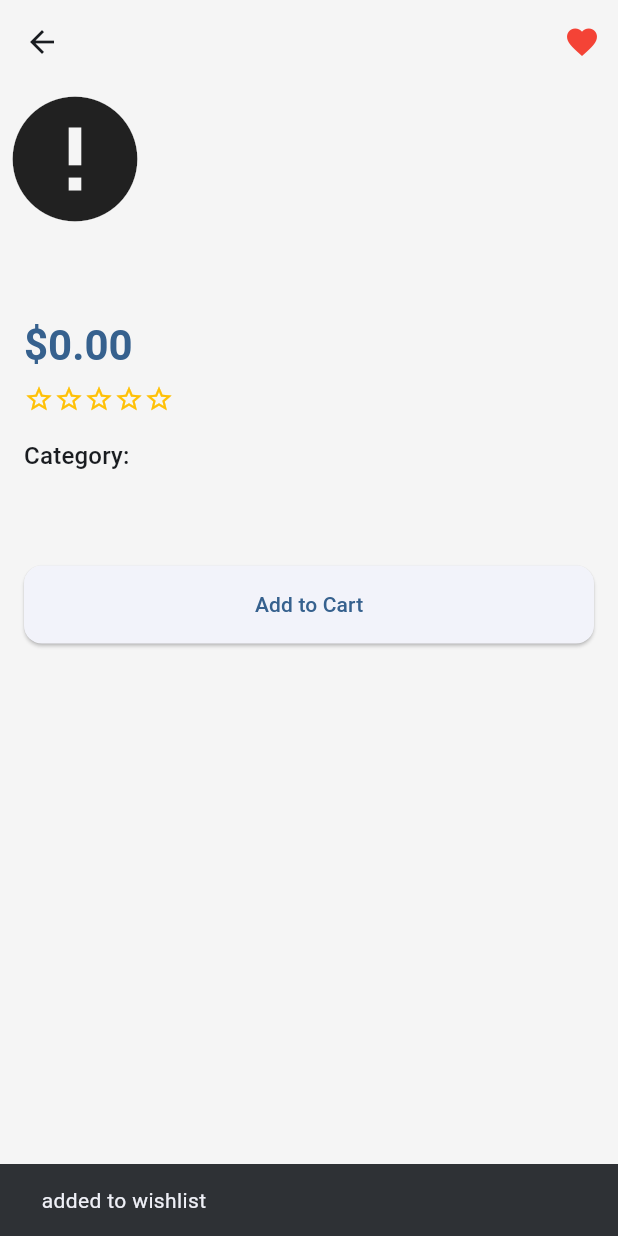
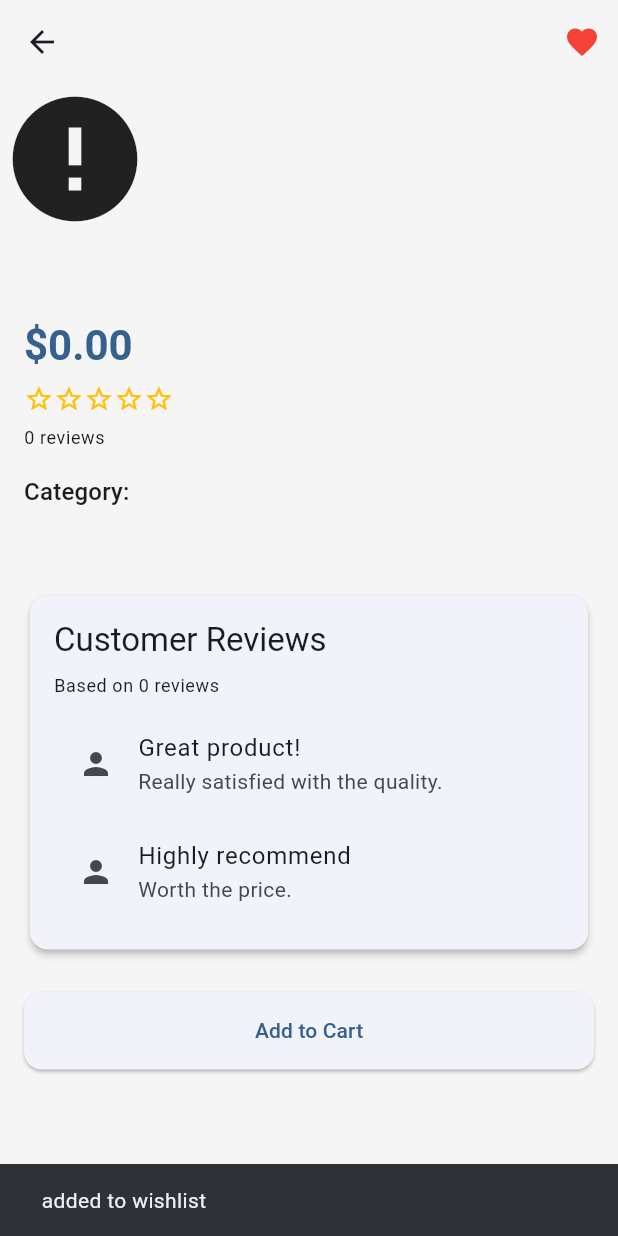
Before and after one commit to eka0789/ecommerce_app, a Flutter app: the ProductDetailScreen screen opened directly with empty values, after a tap on the "favorite outline" icon, on a phone screen of 412 x 824 dp. Run offline on Flutter 3.47's test engine with Material 3 defaults, Android fonts, the phone set to English and light mode, and no system bars; our stand-ins replace shared_preferences; accounts and stored records are empty; network calls fail.

Commit message:
add review section

```diff
--- a/lib/models/product.dart
+++ b/lib/models/product.dart
@@ -6,6 +6,7 @@ class Product {
   final String category;
   final String image;
   final double rating;
+  final int reviewCount;
 
   Product({
     required this.id,
@@ -15,6 +16,7 @@ class Product {
     required this.category,
     required this.image,
     required this.rating,
+    required this.reviewCount,
   });
 
   factory Product.fromJson(Map<String, dynamic> json) {
@@ -26,6 +28,7 @@ class Product {
       category: json['category'],
       image: json['image'],
       rating: (json['rating']['rate'] as num).toDouble(),
+      reviewCount: json['rating']['count'] as int,
     );
   }
 
@@ -37,7 +40,7 @@ class Product {
       'description': description,
       'category': category,
       'image': image,
-      'rating': {'rate': rating},
+      'rating': {'rate': rating, 'count': reviewCount},
     };
   }
 }
--- a/lib/providers/product_provider.dart
+++ b/lib/providers/product_provider.dart
@@ -10,20 +10,24 @@ class ProductProvider with ChangeNotifier {
   List<Category> _categories = [];
   bool _isLoading = false;
   String _sortOption = 'none';
+  bool _filterHighRating = false;
 
   List<Product> get products {
-    List<Product> sortedProducts = List.from(_products);
+    List<Product> filteredProducts = _filterHighRating
+        ? _products.where((product) => product.rating >= 4.0).toList()
+        : List.from(_products);
     if (_sortOption == 'priceLowToHigh') {
-      sortedProducts.sort((a, b) => a.price.compareTo(b.price));
+      filteredProducts.sort((a, b) => a.price.compareTo(b.price));
     } else if (_sortOption == 'priceHighToLow') {
-      sortedProducts.sort((a, b) => b.price.compareTo(a.price));
+      filteredProducts.sort((a, b) => b.price.compareTo(a.price));
     }
-    return sortedProducts;
+    return filteredProducts;
   }
 
   List<Category> get categories => _categories;
   bool get isLoading => _isLoading;
   String get sortOption => _sortOption;
+  bool get filterHighRating => _filterHighRating;
 
   final ApiService _apiService = ApiService();
 
@@ -73,7 +77,8 @@ class ProductProvider with ChangeNotifier {
   List<Product> searchProducts(String query) {
     List<Product> filteredProducts = _products
         .where((product) =>
-            product.title.toLowerCase().contains(query.toLowerCase()))
+            product.title.toLowerCase().contains(query.toLowerCase()) &&
+            (!_filterHighRating || product.rating >= 4.0))
         .toList();
     if (_sortOption == 'priceLowToHigh') {
       filteredProducts.sort((a, b) => a.price.compareTo(b.price));
@@ -85,6 +90,11 @@ class ProductProvider with ChangeNotifier {
 
   void setSortOption(String option) {
     _sortOption = option;
+    notifyListeners();
+  }
+
+  void toggleHighRatingFilter(bool value) {
+    _filterHighRating = value;
     notifyListeners();
   }
 
--- a/lib/screens/home_screen.dart
+++ b/lib/screens/home_screen.dart
@@ -18,7 +18,6 @@ class HomeScreen extends StatelessWidget {
     final cartProvider = Provider.of<CartProvider>(context);
     final wishlistProvider = Provider.of<WishlistProvider>(context);
 
-    // Fetch products and categories on initial load
     WidgetsBinding.instance.addPostFrameCallback((_) {
       if (productProvider.products.isEmpty && !productProvider.isLoading) {
         productProvider.fetchProducts();
@@ -107,6 +106,8 @@ class HomeScreen extends StatelessWidget {
                   ),
                 ),
                 const SizedBox(width: 16),
+                Row(
+                  children: [
                     DropdownButton<String>(
                       value: productProvider.sortOption,
                       items: const [
@@ -119,6 +120,20 @@ class HomeScreen extends StatelessWidget {
                           productProvider.setSortOption(value);
                         }
                       },
+                    ),
+                    const SizedBox(width: 8),
+                    IconButton(
+                      icon: Icon(
+                        productProvider.filterHighRating
+                            ? Icons.star
+                            : Icons.star_border,
+                        color: productProvider.filterHighRating ? Colors.amber : null,
+                      ),
+                      onPressed: () {
+                        productProvider.toggleHighRatingFilter(!productProvider.filterHighRating);
+                      },
+                    ),
+                  ],
                 ),
               ],
             ),
--- a/lib/screens/product_detail_screen.dart
+++ b/lib/screens/product_detail_screen.dart
@@ -4,42 +4,87 @@ import '../models/product.dart';
 import '../providers/cart_provider.dart';
 import '../providers/wishlist_provider.dart';
 
-class ProductDetailScreen extends StatelessWidget {
+class ProductDetailScreen extends StatefulWidget {
   final Product product;
 
   const ProductDetailScreen({super.key, required this.product});
 
   @override
+  _ProductDetailScreenState createState() => _ProductDetailScreenState();
+}
+
+class _ProductDetailScreenState extends State<ProductDetailScreen> with SingleTickerProviderStateMixin {
+  late AnimationController _controller;
+  late Animation<double> _scaleAnimation;
+
+  @override
+  void initState() {
+    super.initState();
+    _controller = AnimationController(
+      duration: const Duration(milliseconds: 200),
+      vsync: this,
+    );
+    _scaleAnimation = Tween<double>(begin: 1.0, end: 0.8).animate(
+      CurvedAnimation(parent: _controller, curve: Curves.bounceOut),
+    );
+  }
+
+  @override
+  void dispose() {
+    _controller.dispose();
+    super.dispose();
+  }
+
+  void _animateAndAddToCart(CartProvider cartProvider) {
+    _controller.forward().then((_) {
+      _controller.reverse();
+      cartProvider.addToCart(widget.product);
+      ScaffoldMessenger.of(context).showSnackBar(
+        SnackBar(content: Text('${widget.product.title} added to cart')),
+      );
+    });
+  }
+
+  void _animateAndToggleWishlist(WishlistProvider wishlistProvider) {
+    _controller.forward().then((_) {
+      _controller.reverse();
+      if (wishlistProvider.isInWishlist(widget.product.id)) {
+        wishlistProvider.removeFromWishlist(widget.product.id);
+        ScaffoldMessenger.of(context).showSnackBar(
+          SnackBar(content: Text('${widget.product.title} removed from wishlist')),
+        );
+      } else {
+        wishlistProvider.addToWishlist(widget.product);
+        ScaffoldMessenger.of(context).showSnackBar(
+          SnackBar(content: Text('${widget.product.title} added to wishlist')),
+        );
+      }
+    });
+  }
+
+  @override
   Widget build(BuildContext context) {
     final wishlistProvider = Provider.of<WishlistProvider>(context);
+    final cartProvider = Provider.of<CartProvider>(context, listen: false);
 
     return Scaffold(
       appBar: AppBar(
         title: Text(
-          product.title.length > 20 ? '${product.title.substring(0, 20)}...' : product.title,
+          widget.product.title.length > 20 ? '${widget.product.title.substring(0, 20)}...' : widget.product.title,
           style: const TextStyle(fontSize: 18),
         ),
         actions: [
-          IconButton(
+          ScaleTransition(
+            scale: _scaleAnimation,
+            child: IconButton(
               icon: Icon(
-              wishlistProvider.isInWishlist(product.id)
+                wishlistProvider.isInWishlist(widget.product.id)
                     ? Icons.favorite
                     : Icons.favorite_border,
-              color: wishlistProvider.isInWishlist(product.id) ? Colors.red : null,
+                color: wishlistProvider.isInWishlist(widget.product.id) ? Colors.red : null,
               ),
-            onPressed: () {
-              if (wishlistProvider.isInWishlist(product.id)) {
-                wishlistProvider.removeFromWishlist(product.id);
-                ScaffoldMessenger.of(context).showSnackBar(
-                  SnackBar(content: Text('${product.title} removed from wishlist')),
-                );
-              } else {
-                wishlistProvider.addToWishlist(product);
-                ScaffoldMessenger.of(context).showSnackBar(
-                  SnackBar(content: Text('${product.title} added to wishlist')),
-                );
-              }
-            },
+              onPressed: () => _animateAndToggleWishlist(wishlistProvider),
+            ),
           ),
         ],
       ),
@@ -48,7 +93,7 @@ class ProductDetailScreen extends StatelessWidget {
           crossAxisAlignment: CrossAxisAlignment.start,
           children: [
             Image.network(
-              product.image,
+              widget.product.image,
               height: 300,
               width: double.infinity,
               fit: BoxFit.cover,
@@ -60,14 +105,14 @@ class ProductDetailScreen extends StatelessWidget {
                 crossAxisAlignment: CrossAxisAlignment.start,
                 children: [
                   Text(
-                    product.title,
+                    widget.product.title,
                     style: Theme.of(context).textTheme.headlineSmall?.copyWith(
                           fontWeight: FontWeight.bold,
                         ),
                   ),
                   const SizedBox(height: 8),
                   Text(
-                    '\$${product.price.toStringAsFixed(2)}',
+                    '\$${widget.product.price.toStringAsFixed(2)}',
                     style: Theme.of(context).textTheme.headlineMedium?.copyWith(
                           color: Theme.of(context).colorScheme.primary,
                           fontWeight: FontWeight.bold,
@@ -77,30 +122,71 @@ class ProductDetailScreen extends StatelessWidget {
                   Row(
                     children: List.generate(5, (index) {
                       return Icon(
-                        index < product.rating.floor() ? Icons.star : Icons.star_border,
+                        index < widget.product.rating.floor() ? Icons.star : Icons.star_border,
                         color: Colors.amber,
                         size: 20,
                       );
                     }),
                   ),
+                  const SizedBox(height: 8),
+                  Text(
+                    '${widget.product.reviewCount} reviews',
+                    style: Theme.of(context).textTheme.bodySmall,
+                  ),
                   const SizedBox(height: 16),
                   Text(
-                    'Category: ${product.category}',
+                    'Category: ${widget.product.category}',
                     style: Theme.of(context).textTheme.titleMedium,
                   ),
                   const SizedBox(height: 16),
                   Text(
-                    product.description,
+                    widget.product.description,
                     style: Theme.of(context).textTheme.bodyMedium,
                   ),
+                  const SizedBox(height: 16),
+                  Card(
+                    elevation: 2,
+                    shape: RoundedRectangleBorder(borderRadius: BorderRadius.circular(12)),
+                    child: Padding(
+                      padding: const EdgeInsets.all(16.0),
+                      child: Column(
+                        crossAxisAlignment: CrossAxisAlignment.start,
+                        children: [
+                          Text(
+                            'Customer Reviews',
+                            style: Theme.of(context).textTheme.titleLarge,
+                          ),
+                          const SizedBox(height: 8),
+                          Text(
+                            'Based on ${widget.product.reviewCount} reviews',
+                            style: Theme.of(context).textTheme.bodySmall,
+                          ),
+                          const SizedBox(height: 8),
+                          ListView(
+                            shrinkWrap: true,
+                            physics: const NeverScrollableScrollPhysics(),
+                            children: const [
+                              ListTile(
+                                title: Text('Great product!'),
+                                subtitle: Text('Really satisfied with the quality.'),
+                                leading: Icon(Icons.person),
+                              ),
+                              ListTile(
+                                title: Text('Highly recommend'),
+                                subtitle: Text('Worth the price.'),
+                                leading: Icon(Icons.person),
+                              ),
+                            ],
+                          ),
+                        ],
+                      ),
+                    ),
+                  ),
                   const SizedBox(height: 24),
-                  ElevatedButton(
-                    onPressed: () {
-                      Provider.of<CartProvider>(context, listen: false).addToCart(product);
-                      ScaffoldMessenger.of(context).showSnackBar(
-                        SnackBar(content: Text('${product.title} added to cart')),
-                      );
-                    },
+                  ScaleTransition(
+                    scale: _scaleAnimation,
+                    child: ElevatedButton(
+                      onPressed: () => _animateAndAddToCart(cartProvider),
                       style: ElevatedButton.styleFrom(
                         minimumSize: const Size(double.infinity, 50),
                         shape: RoundedRectangleBorder(
@@ -108,6 +194,7 @@ class ProductDetailScreen extends StatelessWidget {
                         ),
                       ),
                       child: const Text('Add to Cart'),
+                    ),
                   ),
                 ],
               ),
--- a/lib/screens/search_screen.dart
+++ b/lib/screens/search_screen.dart
@@ -62,6 +62,15 @@ class _SearchScreenState extends State<SearchScreen> {
               }
             },
           ),
+          IconButton(
+            icon: Icon(
+              productProvider.filterHighRating ? Icons.star : Icons.star_border,
+              color: productProvider.filterHighRating ? Colors.amber : null,
+            ),
+            onPressed: () {
+              productProvider.toggleHighRatingFilter(!productProvider.filterHighRating);
+            },
+          ),
         ],
       ),
       body: filteredProducts.isEmpty && _query.isNotEmpty
```
Lines whose indentation alone changed are shown as unchanged.
